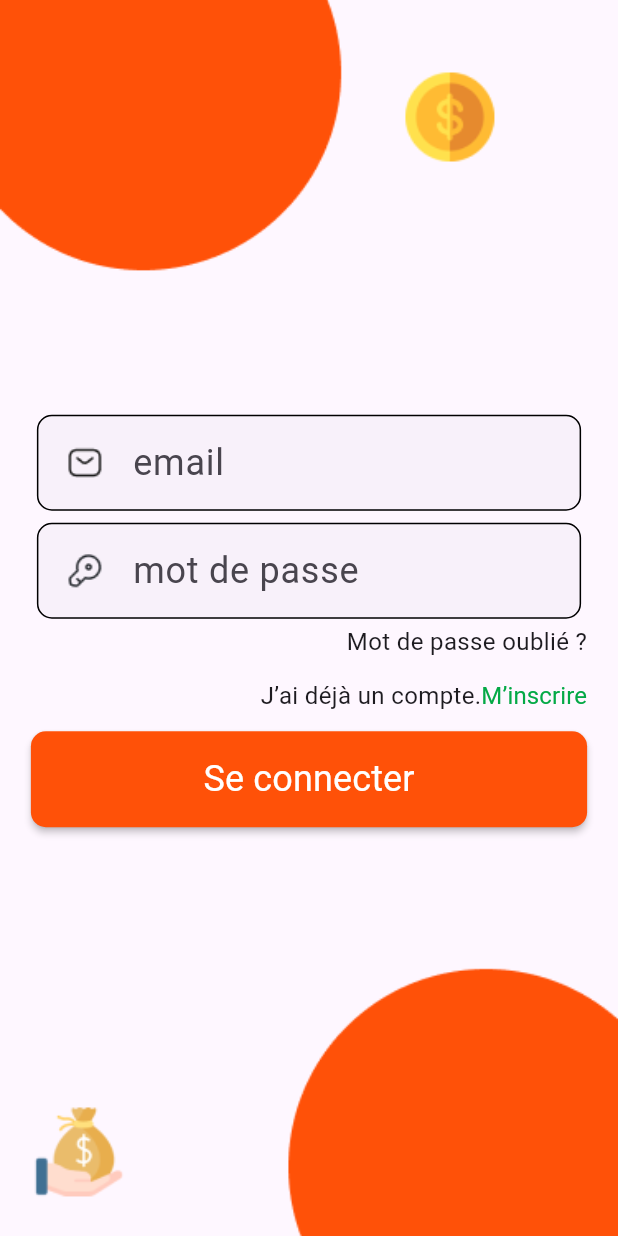
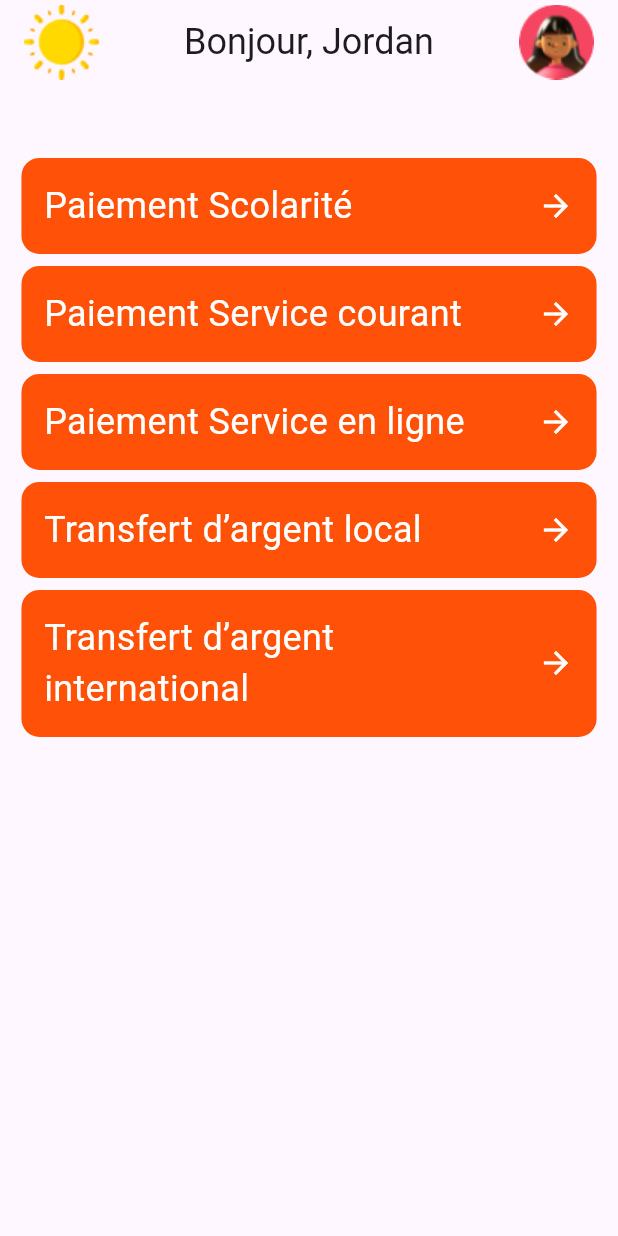
Before and after one commit to gfriedtod/Ms_Pay, a Flutter app: the screen it shows after launch, on a phone screen of 412 x 824 dp. Run offline on Flutter 3.47's test engine with Material 3 defaults, Android fonts, the phone set to English and light mode, and no system bars; our stand-ins replace google_fonts; Roboto replaces fonts that are missing (Itim).

Commit message:
homePages

```diff
--- /dev/null
+++ b/lib/component/home_menu.dart
@@ -0,0 +1,41 @@
+import 'package:flutter/material.dart';
+import 'package:google_fonts/google_fonts.dart';
+import 'package:untitled4/utils/app_colors.dart';
+
+class HomeMenu extends StatelessWidget {
+  String value;
+
+  VoidCallback onPressed;
+
+  HomeMenu({super.key, required this.value , required this.onPressed});
+
+  @override
+  Widget build(BuildContext context) {
+    return InkWell(
+      onTap: onPressed,
+      child: Card(
+        elevation: 0,
+        color: AppColors.primary,
+        child: Padding(
+          padding: const EdgeInsets.all(15.0),
+          child: Row(
+            mainAxisAlignment: MainAxisAlignment.spaceBetween,
+            children: [
+              SizedBox(),
+              Expanded(
+                child: Text(
+                  value,
+                  style: GoogleFonts.itim(
+                      fontSize: 24,
+                      fontWeight: FontWeight.w400,
+                      color: AppColors.secondary),
+                ),
+              ),
+              Icon(Icons.arrow_forward_outlined , color: AppColors.secondary,),
+            ],
+          ),
+        ),
+      ),
+    );
+  }
+}
--- a/lib/main.dart
+++ b/lib/main.dart
@@ -1,4 +1,5 @@
 import 'package:flutter/material.dart';
+import 'package:untitled4/pages/home_pages.dart';
 import 'package:untitled4/pages/login_page.dart';
 import 'package:untitled4/pages/signUP_pages.dart';
 import 'package:untitled4/pages/welcome_pages.dart';
@@ -34,7 +35,7 @@ class MyApp extends StatelessWidget {
         colorScheme: ColorScheme.fromSeed(seedColor: Colors.deepPurple),
         useMaterial3: true,
       ),
-      home:  LoginPage(),
+      home:  HommePages(),
     );
   }
 }
--- /dev/null
+++ b/lib/pages/home_pages.dart
@@ -0,0 +1,50 @@
+import 'package:flutter/material.dart';
+import 'package:google_fonts/google_fonts.dart';
+import 'package:untitled4/component/home_menu.dart';
+
+class HommePages extends StatelessWidget {
+  const HommePages({super.key});
+
+  @override
+  Widget build(BuildContext context) {
+    final size = MediaQuery.of(context).size;
+    return Scaffold(
+        appBar: AppBar(
+          title: Row(
+            mainAxisAlignment: MainAxisAlignment.spaceBetween,
+            children: [
+              Image.asset('assets/images/sun.png'),
+              Text(
+                'Bonjour, Jordan',
+                style:
+                    GoogleFonts.itim(fontSize: 24, fontWeight: FontWeight.w400),
+              ),
+              Image.asset('assets/images/profile.png'),
+            ],
+          ),
+        ),
+        body: Center(
+          child: SizedBox(
+            width: size.width * 0.95,
+            child: Column(
+
+              children: [
+                SizedBox(height: size.height*0.055,),
+                HomeMenu(
+                  value: 'Paiement Scolarité',
+                  onPressed: () {},
+                ),
+                HomeMenu(value: 'Paiement Service courant', onPressed: () {}),
+                HomeMenu(value: 'Paiement Service en ligne', onPressed: () {}),
+                HomeMenu(
+                  value: 'Transfert d’argent local',
+                  onPressed: () {},
+                ),
+                HomeMenu(
+                    value: 'Transfert d’argent international', onPressed: () {})
+              ],
+            ),
+          ),
+        ));
+  }
+}
```
Also changed, not shown: assets/images/profile.png (added), assets/images/sun.png (added).
